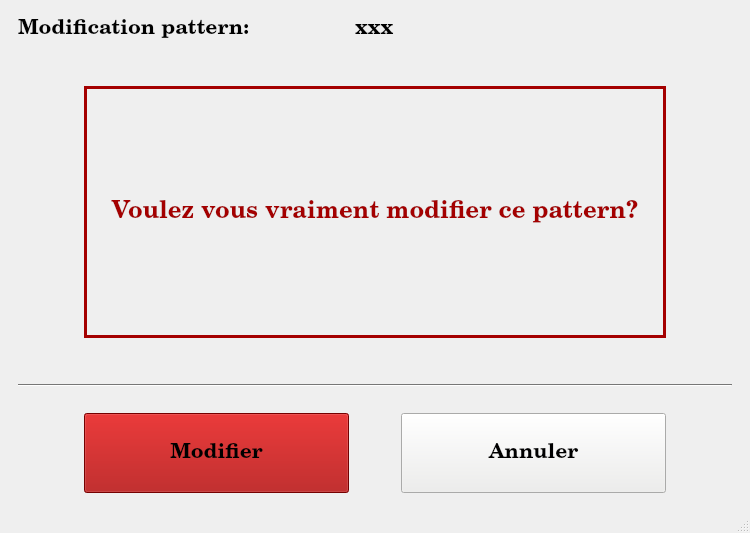
Old version of the form QT/Interface/interface.ui in the repository qserdel/projet-industriel-roborongeurs.
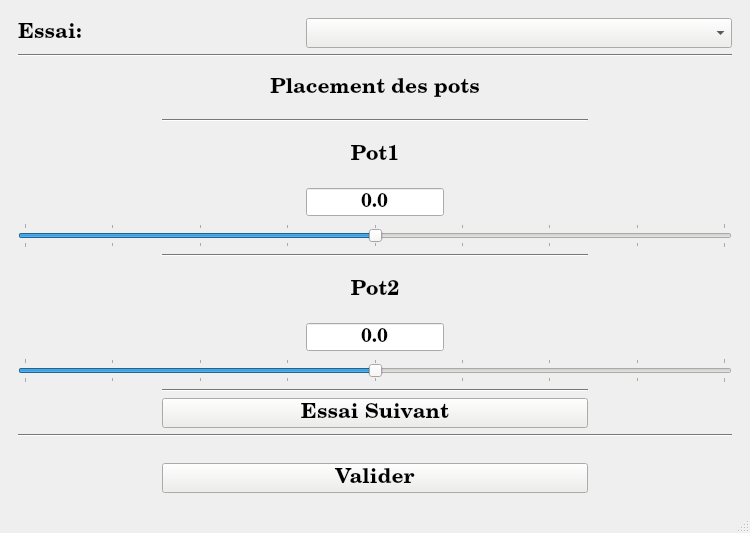
New version of the form. The open tabs and pages were chosen to show the change. Icons and pictures are not drawn.

Diff of the .ui file:
```diff
--- a/QT/Interface/interface.ui
+++ b/QT/Interface/interface.ui
@@ -7817,632 +7817,6 @@
         </item>
        </layout>
       </widget>
-      <widget class="QWidget" name="page_3">
-       <layout class="QGridLayout" name="gridLayout_3">
-        <item row="2" column="4">
-         <spacer name="horizontalSpacer_33">
-          <property name="orientation">
-           <enum>Qt::Horizontal</enum>
-          </property>
-          <property name="sizeType">
-           <enum>QSizePolicy::Fixed</enum>
-          </property>
-          <property name="sizeHint" stdset="0">
-           <size>
-            <width>60</width>
-            <height>20</height>
-           </size>
-          </property>
-         </spacer>
-        </item>
-        <item row="6" column="1">
-         <widget class="QPushButton" name="validerModificationPattern">
-          <property name="minimumSize">
-           <size>
-            <width>0</width>
-            <height>80</height>
-           </size>
-          </property>
-          <property name="palette">
-           <palette>
-            <active>
-             <colorrole role="WindowText">
-              <brush brushstyle="SolidPattern">
-               <color alpha="255">
-                <red>0</red>
-                <green>0</green>
-                <blue>0</blue>
-               </color>
-              </brush>
-             </colorrole>
-             <colorrole role="Button">
-              <brush brushstyle="SolidPattern">
-               <color alpha="255">
-                <red>164</red>
-                <green>0</green>
-                <blue>0</blue>
-               </color>
-              </brush>
-             </colorrole>
-             <colorrole role="Light">
-              <brush brushstyle="SolidPattern">
-               <color alpha="255">
-                <red>246</red>
-                <green>0</green>
-                <blue>0</blue>
-               </color>
-              </brush>
-             </colorrole>
-             <colorrole role="Midlight">
-              <brush brushstyle="SolidPattern">
-               <color alpha="255">
-                <red>205</red>
-                <green>0</green>
-                <blue>0</blue>
-               </color>
-              </brush>
-             </colorrole>
-             <colorrole role="Dark">
-              <brush brushstyle="SolidPattern">
-               <color alpha="255">
-                <red>82</red>
-                <green>0</green>
-                <blue>0</blue>
-               </color>
-              </brush>
-             </colorrole>
-             <colorrole role="Mid">
-              <brush brushstyle="SolidPattern">
-               <color alpha="255">
-                <red>109</red>
-                <green>0</green>
-                <blue>0</blue>
-               </color>
-              </brush>
-             </colorrole>
-             <colorrole role="Text">
-              <brush brushstyle="SolidPattern">
-               <color alpha="255">
-                <red>0</red>
-                <green>0</green>
-                <blue>0</blue>
-               </color>
-              </brush>
-             </colorrole>
-             <colorrole role="BrightText">
-              <brush brushstyle="SolidPattern">
-               <color alpha="255">
-                <red>255</red>
-                <green>255</green>
-                <blue>255</blue>
-               </color>
-              </brush>
-             </colorrole>
-             <colorrole role="ButtonText">
-              <brush brushstyle="SolidPattern">
-               <color alpha="255">
-                <red>0</red>
-                <green>0</green>
-                <blue>0</blue>
-               </color>
-              </brush>
-             </colorrole>
-             <colorrole role="Base">
-              <brush brushstyle="SolidPattern">
-               <color alpha="255">
-                <red>255</red>
-                <green>255</green>
-                <blue>255</blue>
-               </color>
-              </brush>
-             </colorrole>
-             <colorrole role="Window">
-              <brush brushstyle="SolidPattern">
-               <color alpha="255">
-                <red>164</red>
-                <green>0</green>
-                <blue>0</blue>
-               </color>
-              </brush>
-             </colorrole>
-             <colorrole role="Shadow">
-              <brush brushstyle="SolidPattern">
-               <color alpha="255">
-                <red>0</red>
-                <green>0</green>
-                <blue>0</blue>
-               </color>
-              </brush>
-             </colorrole>
-             <colorrole role="AlternateBase">
-              <brush brushstyle="SolidPattern">
-               <color alpha="255">
-                <red>209</red>
-                <green>127</green>
-                <blue>127</blue>
-               </color>
-              </brush>
-             </colorrole>
-             <colorrole role="ToolTipBase">
-              <brush brushstyle="SolidPattern">
-               <color alpha="255">
-                <red>255</red>
-                <green>255</green>
-                <blue>220</blue>
-               </color>
-              </brush>
-             </colorrole>
-             <colorrole role="ToolTipText">
-              <brush brushstyle="SolidPattern">
-               <color alpha="255">
-                <red>0</red>
-                <green>0</green>
-                <blue>0</blue>
-               </color>
-              </brush>
-             </colorrole>
-            </active>
-            <inactive>
-             <colorrole role="WindowText">
-              <brush brushstyle="SolidPattern">
-               <color alpha="255">
-                <red>0</red>
-                <green>0</green>
-                <blue>0</blue>
-               </color>
-              </brush>
-             </colorrole>
-             <colorrole role="Button">
-              <brush brushstyle="SolidPattern">
-               <color alpha="255">
-                <red>164</red>
-                <green>0</green>
-                <blue>0</blue>
-               </color>
-              </brush>
-             </colorrole>
-             <colorrole role="Light">
-              <brush brushstyle="SolidPattern">
-               <color alpha="255">
-                <red>246</red>
-                <green>0</green>
-                <blue>0</blue>
-               </color>
-              </brush>
-             </colorrole>
-             <colorrole role="Midlight">
-              <brush brushstyle="SolidPattern">
-               <color alpha="255">
-                <red>205</red>
-                <green>0</green>
-                <blue>0</blue>
-               </color>
-              </brush>
-             </colorrole>
-             <colorrole role="Dark">
-              <brush brushstyle="SolidPattern">
-               <color alpha="255">
-                <red>82</red>
-                <green>0</green>
-                <blue>0</blue>
-               </color>
-              </brush>
-             </colorrole>
-             <colorrole role="Mid">
-              <brush brushstyle="SolidPattern">
-               <color alpha="255">
-                <red>109</red>
-                <green>0</green>
-                <blue>0</blue>
-               </color>
-              </brush>
-             </colorrole>
-             <colorrole role="Text">
-              <brush brushstyle="SolidPattern">
-               <color alpha="255">
-                <red>0</red>
-                <green>0</green>
-                <blue>0</blue>
-               </color>
-              </brush>
-             </colorrole>
-             <colorrole role="BrightText">
-              <brush brushstyle="SolidPattern">
-               <color alpha="255">
-                <red>255</red>
-                <green>255</green>
-                <blue>255</blue>
-               </color>
-              </brush>
-             </colorrole>
-             <colorrole role="ButtonText">
-              <brush brushstyle="SolidPattern">
-               <color alpha="255">
-                <red>0</red>
-                <green>0</green>
-                <blue>0</blue>
-               </color>
-              </brush>
-             </colorrole>
-             <colorrole role="Base">
-              <brush brushstyle="SolidPattern">
-               <color alpha="255">
-                <red>255</red>
-                <green>255</green>
-                <blue>255</blue>
-               </color>
-              </brush>
-             </colorrole>
-             <colorrole role="Window">
-              <brush brushstyle="SolidPattern">
-               <color alpha="255">
-                <red>164</red>
-                <green>0</green>
-                <blue>0</blue>
-               </color>
-              </brush>
-             </colorrole>
-             <colorrole role="Shadow">
-              <brush brushstyle="SolidPattern">
-               <color alpha="255">
-                <red>0</red>
-                <green>0</green>
-                <blue>0</blue>
-               </color>
-              </brush>
-             </colorrole>
-             <colorrole role="AlternateBase">
-              <brush brushstyle="SolidPattern">
-               <color alpha="255">
-                <red>209</red>
-                <green>127</green>
-                <blue>127</blue>
-               </color>
-              </brush>
-             </colorrole>
-             <colorrole role="ToolTipBase">
-              <brush brushstyle="SolidPattern">
-               <color alpha="255">
-                <red>255</red>
-                <green>255</green>
-                <blue>220</blue>
-               </color>
-              </brush>
-             </colorrole>
-             <colorrole role="ToolTipText">
-              <brush brushstyle="SolidPattern">
-               <color alpha="255">
-                <red>0</red>
-                <green>0</green>
-                <blue>0</blue>
-               </color>
-              </brush>
-             </colorrole>
-            </inactive>
-            <disabled>
-             <colorrole role="WindowText">
-              <brush brushstyle="SolidPattern">
-               <color alpha="255">
-                <red>82</red>
-                <green>0</green>
-                <blue>0</blue>
-               </color>
-              </brush>
-             </colorrole>
-             <colorrole role="Button">
-              <brush brushstyle="SolidPattern">
-               <color alpha="255">
-                <red>164</red>
-                <green>0</green>
-                <blue>0</blue>
-               </color>
-              </brush>
-             </colorrole>
-             <colorrole role="Light">
-              <brush brushstyle="SolidPattern">
-               <color alpha="255">
-                <red>246</red>
-                <green>0</green>
-                <blue>0</blue>
-               </color>
-              </brush>
-             </colorrole>
-             <colorrole role="Midlight">
-              <brush brushstyle="SolidPattern">
-               <color alpha="255">
-                <red>205</red>
-                <green>0</green>
-                <blue>0</blue>
-               </color>
-              </brush>
-             </colorrole>
-             <colorrole role="Dark">
-              <brush brushstyle="SolidPattern">
-               <color alpha="255">
-                <red>82</red>
-                <green>0</green>
-                <blue>0</blue>
-               </color>
-              </brush>
-             </colorrole>
-             <colorrole role="Mid">
-              <brush brushstyle="SolidPattern">
-               <color alpha="255">
-                <red>109</red>
-                <green>0</green>
-                <blue>0</blue>
-               </color>
-              </brush>
-             </colorrole>
-             <colorrole role="Text">
-              <brush brushstyle="SolidPattern">
-               <color alpha="255">
-                <red>82</red>
-                <green>0</green>
-                <blue>0</blue>
-               </color>
-              </brush>
-             </colorrole>
-             <colorrole role="BrightText">
-              <brush brushstyle="SolidPattern">
-               <color alpha="255">
-                <red>255</red>
-                <green>255</green>
-                <blue>255</blue>
-               </color>
-              </brush>
-             </colorrole>
-             <colorrole role="ButtonText">
-              <brush brushstyle="SolidPattern">
-               <color alpha="255">
-                <red>82</red>
-                <green>0</green>
-                <blue>0</blue>
-               </color>
-              </brush>
-             </colorrole>
-             <colorrole role="Base">
-              <brush brushstyle="SolidPattern">
-               <color alpha="255">
-                <red>164</red>
-                <green>0</green>
-                <blue>0</blue>
-               </color>
-              </brush>
-             </colorrole>
-             <colorrole role="Window">
-              <brush brushstyle="SolidPattern">
-               <color alpha="255">
-                <red>164</red>
-                <green>0</green>
-                <blue>0</blue>
-               </color>
-              </brush>
-             </colorrole>
-             <colorrole role="Shadow">
-              <brush brushstyle="SolidPattern">
-               <color alpha="255">
-                <red>0</red>
-                <green>0</green>
-                <blue>0</blue>
-               </color>
-              </brush>
-             </colorrole>
-             <colorrole role="AlternateBase">
-              <brush brushstyle="SolidPattern">
-               <color alpha="255">
-                <red>164</red>
-                <green>0</green>
-                <blue>0</blue>
-               </color>
-              </brush>
-             </colorrole>
-             <colorrole role="ToolTipBase">
-              <brush brushstyle="SolidPattern">
-               <color alpha="255">
-                <red>255</red>
-                <green>255</green>
-                <blue>220</blue>
-               </color>
-              </brush>
-             </colorrole>
-             <colorrole role="ToolTipText">
-              <brush brushstyle="SolidPattern">
-               <color alpha="255">
-                <red>0</red>
-                <green>0</green>
-                <blue>0</blue>
-               </color>
-              </brush>
-             </colorrole>
-            </disabled>
-           </palette>
-          </property>
-          <property name="text">
-           <string>Modifier</string>
-          </property>
-         </widget>
-        </item>
-        <item row="6" column="3">
-         <widget class="QPushButton" name="annulerModificationPattern">
-          <property name="minimumSize">
-           <size>
-            <width>0</width>
-            <height>80</height>
-           </size>
-          </property>
-          <property name="text">
-           <string>Annuler</string>
-          </property>
-         </widget>
-        </item>
-        <item row="6" column="2">
-         <spacer name="horizontalSpacer_7">
-          <property name="orientation">
-           <enum>Qt::Horizontal</enum>
-          </property>
-          <property name="sizeType">
-           <enum>QSizePolicy::Maximum</enum>
-          </property>
-          <property name="sizeHint" stdset="0">
-           <size>
-            <width>40</width>
-            <height>20</height>
-           </size>
-          </property>
-         </spacer>
-        </item>
-        <item row="0" column="2" colspan="2">
-         <widget class="QLabel" name="label_25">
-          <property name="text">
-           <string>xxx</string>
-          </property>
-         </widget>
-        </item>
-        <item row="3" column="2">
-         <spacer name="verticalSpacer_16">
-          <property name="orientation">
-           <enum>Qt::Vertical</enum>
-          </property>
-          <property name="sizeType">
-           <enum>QSizePolicy::Fixed</enum>
-          </property>
-          <property name="sizeHint" stdset="0">
-           <size>
-            <width>20</width>
-            <height>40</height>
-           </size>
-          </property>
-         </spacer>
-        </item>
-        <item row="5" column="2">
-         <spacer name="verticalSpacer_17">
-          <property name="orientation">
-           <enum>Qt::Vertical</enum>
-          </property>
-          <property name="sizeType">
-           <enum>QSizePolicy::Fixed</enum>
-          </property>
-          <property name="sizeHint" stdset="0">
-           <size>
-            <width>20</width>
-            <height>20</height>
-           </size>
-          </property>
-         </spacer>
-        </item>
-        <item row="2" column="0">
-         <spacer name="horizontalSpacer_32">
-          <property name="orientation">
-           <enum>Qt::Horizontal</enum>
-          </property>
-          <property name="sizeType">
-           <enum>QSizePolicy::Fixed</enum>
-          </property>
-          <property name="sizeHint" stdset="0">
-           <size>
-            <width>60</width>
-            <height>20</height>
-           </size>
-          </property>
-         </spacer>
-        </item>
-        <item row="2" column="1" colspan="3">
-         <widget class="QLabel" name="label_11">
-          <property name="sizePolicy">
-           <sizepolicy hsizetype="Expanding" vsizetype="Expanding">
-            <horstretch>0</horstretch>
-            <verstretch>0</verstretch>
-           </sizepolicy>
-          </property>
-          <property name="palette">
-           <palette>
-            <active>
-             <colorrole role="WindowText">
-              <brush brushstyle="SolidPattern">
-               <color alpha="255">
-                <red>164</red>
-                <green>0</green>
-                <blue>0</blue>
-               </color>
-              </brush>
-             </colorrole>
-            </active>
-            <inactive>
-             <colorrole role="WindowText">
-              <brush brushstyle="SolidPattern">
-               <color alpha="255">
-                <red>164</red>
-                <green>0</green>
-                <blue>0</blue>
-               </color>
-              </brush>
-             </colorrole>
-            </inactive>
-            <disabled>
-             <colorrole role="WindowText">
-              <brush brushstyle="SolidPattern">
-               <color alpha="255">
-                <red>119</red>
-                <green>119</green>
-                <blue>118</blue>
-               </color>
-              </brush>
-             </colorrole>
-            </disabled>
-           </palette>
-          </property>
-          <property name="font">
-           <font>
-            <pointsize>18</pointsize>
-           </font>
-          </property>
-          <property name="frameShape">
-           <enum>QFrame::Box</enum>
-          </property>
-          <property name="lineWidth">
-           <number>3</number>
-          </property>
-          <property name="text">
-           <string>Voulez vous vraiment modifier ce pattern?</string>
-          </property>
-          <property name="alignment">
-           <set>Qt::AlignCenter</set>
-          </property>
-         </widget>
-        </item>
-        <item row="1" column="2">
-         <spacer name="verticalSpacer_18">
-          <property name="orientation">
-           <enum>Qt::Vertical</enum>
-          </property>
-          <property name="sizeType">
-           <enum>QSizePolicy::Fixed</enum>
-          </property>
-          <property name="sizeHint" stdset="0">
-           <size>
-            <width>20</width>
-            <height>40</height>
-           </size>
-          </property>
-         </spacer>
-        </item>
-        <item row="4" column="0" colspan="5">
-         <widget class="Line" name="line_18">
-          <property name="orientation">
-           <enum>Qt::Horizontal</enum>
-          </property>
-         </widget>
-        </item>
-        <item row="0" column="0" colspan="2">
-         <widget class="QLabel" name="label_24">
-          <property name="text">
-           <string>Modification pattern:</string>
-          </property>
-         </widget>
-        </item>
-       </layout>
-      </widget>
       <widget class="QWidget" name="page_4">
        <layout class="QGridLayout" name="gridLayout_6">
         <item row="4" column="2" colspan="3">
@@ -12522,7 +11896,7 @@
         <item row="12" column="1" colspan="3">
          <widget class="QPushButton" name="placementSuivant">
           <property name="text">
-           <string>Suivant</string>
+           <string>Essai Suivant</string>
           </property>
          </widget>
         </item>
```
Left out of the diff: 8 changed lines with no effect on the pictures.
